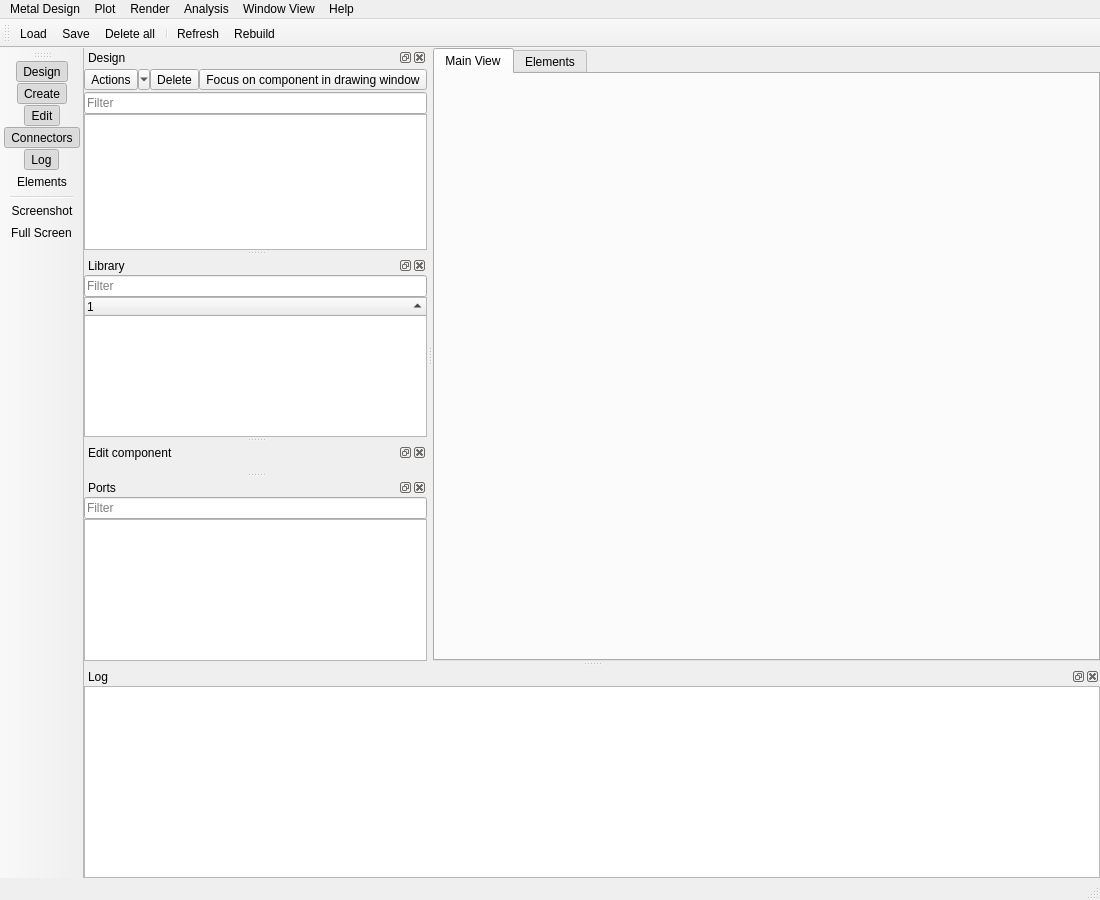
Before: the Qt Designer form qiskit_metal/_gui/main_window_ui.ui in qiskit-community/qiskit-metal, drawn with Qt 5.
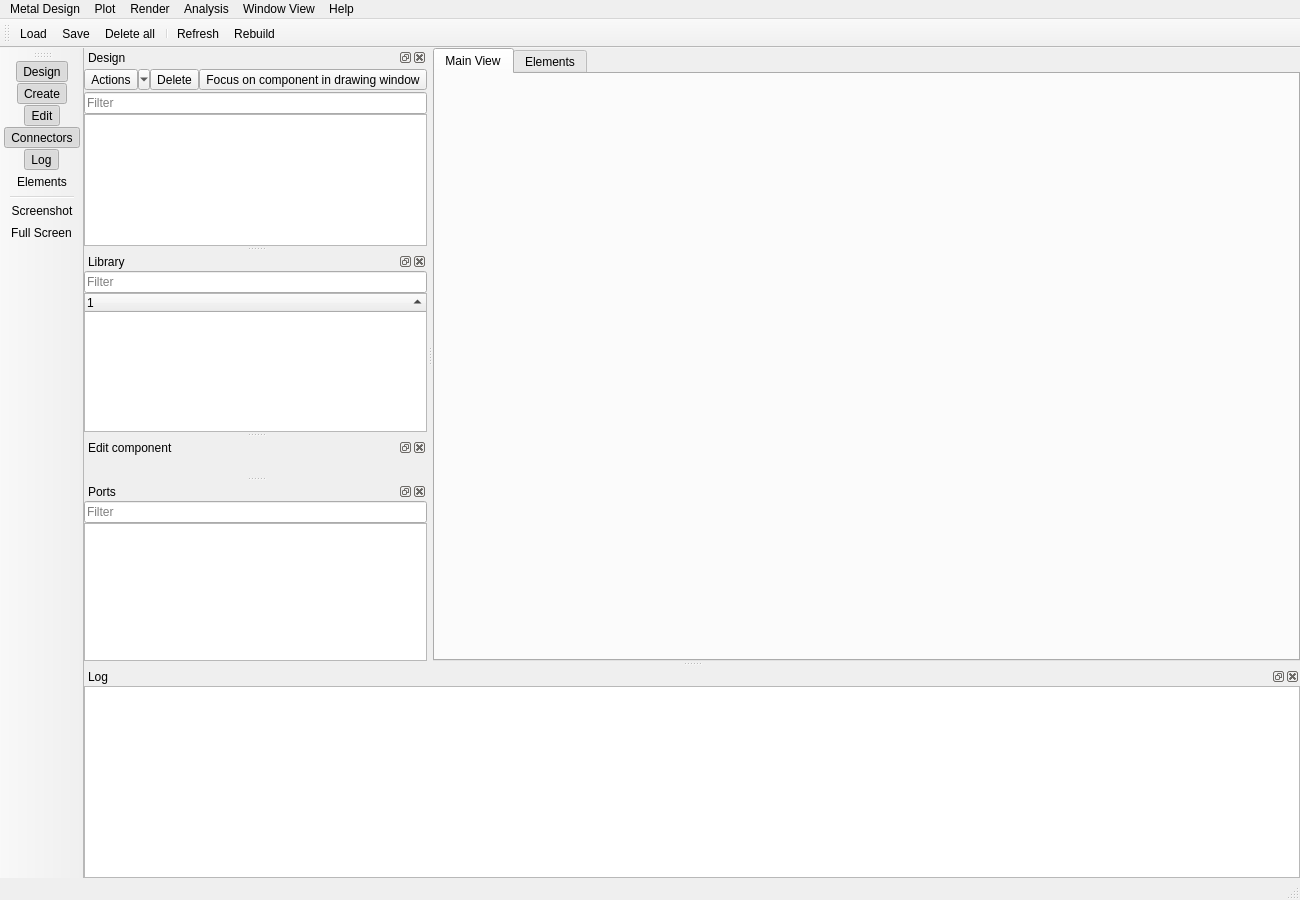
After: the same form once the commit is applied. Icons and pictures are not drawn. Custom widgets are drawn as their Qt base class.

What changed in the file:
```diff
--- a/qiskit_metal/_gui/main_window_ui.ui
+++ b/qiskit_metal/_gui/main_window_ui.ui
@@ -6,7 +6,7 @@
    <rect>
     <x>0</x>
     <y>0</y>
-    <width>1100</width>
+    <width>1300</width>
     <height>900</height>
    </rect>
   </property>
@@ -134,7 +134,7 @@
     <rect>
      <x>0</x>
      <y>0</y>
-     <width>1100</width>
+     <width>1300</width>
      <height>22</height>
     </rect>
    </property>
@@ -489,8 +489,8 @@
   <widget class="QDockWidget" name="dockNewComponent">
    <property name="minimumSize">
     <size>
-     <width>0</width>
-     <height>0</height>
+     <width>71</width>
+     <height>116</height>
     </size>
    </property>
    <property name="windowIcon">
@@ -577,8 +577,8 @@
   <widget class="QDockWidget" name="dockComponent">
    <property name="minimumSize">
     <size>
-     <width>0</width>
-     <height>0</height>
+     <width>62</width>
+     <height>38</height>
     </size>
    </property>
    <property name="features">
@@ -613,14 +613,14 @@
   <widget class="QDockWidget" name="dockLog">
    <property name="minimumSize">
     <size>
-     <width>0</width>
-     <height>0</height>
+     <width>71</width>
+     <height>93</height>
     </size>
    </property>
    <property name="maximumSize">
     <size>
      <width>524287</width>
-     <height>524287</height>
+     <height>214</height>
     </size>
    </property>
    <property name="windowIcon">
@@ -688,8 +688,8 @@
   <widget class="QDockWidget" name="dockConnectors">
    <property name="minimumSize">
     <size>
-     <width>0</width>
-     <height>0</height>
+     <width>71</width>
+     <height>116</height>
     </size>
    </property>
    <property name="windowIcon">
```
